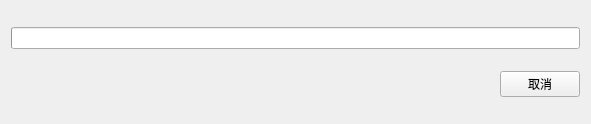
The window that forms/LoadingPage.ui (FunnyAWM/MusicSyncTool) describes before a commit, drawn with Qt 5.
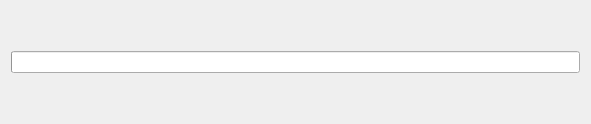
The same window after the commit.

The edit to the form file:
```diff
--- a/forms/LoadingPage.ui
+++ b/forms/LoadingPage.ui
@@ -14,34 +14,29 @@
    <string>正在加载</string>
   </property>
   <layout class="QGridLayout" name="gridLayout">
-   <item row="1" column="1">
-    <widget class="QPushButton" name="pushButton">
-     <property name="text">
-      <string>取消</string>
-     </property>
-    </widget>
-   </item>
-   <item row="1" column="0">
-    <spacer name="horizontalSpacer">
-     <property name="orientation">
-      <enum>Qt::Orientation::Horizontal</enum>
-     </property>
-     <property name="sizeHint" stdset="0">
-      <size>
-       <width>40</width>
-       <height>20</height>
-      </size>
-     </property>
-    </spacer>
-   </item>
    <item row="0" column="0" colspan="2">
     <widget class="QProgressBar" name="progressBar">
+     <property name="sizePolicy">
+      <sizepolicy hsizetype="Expanding" vsizetype="Fixed">
+       <horstretch>0</horstretch>
+       <verstretch>0</verstretch>
+      </sizepolicy>
+     </property>
+     <property name="minimumSize">
+      <size>
+       <width>0</width>
+       <height>0</height>
+      </size>
+     </property>
      <property name="value">
       <number>0</number>
      </property>
      <property name="textVisible">
       <bool>false</bool>
      </property>
+     <property name="invertedAppearance">
+      <bool>false</bool>
+     </property>
     </widget>
    </item>
   </layout>
```
